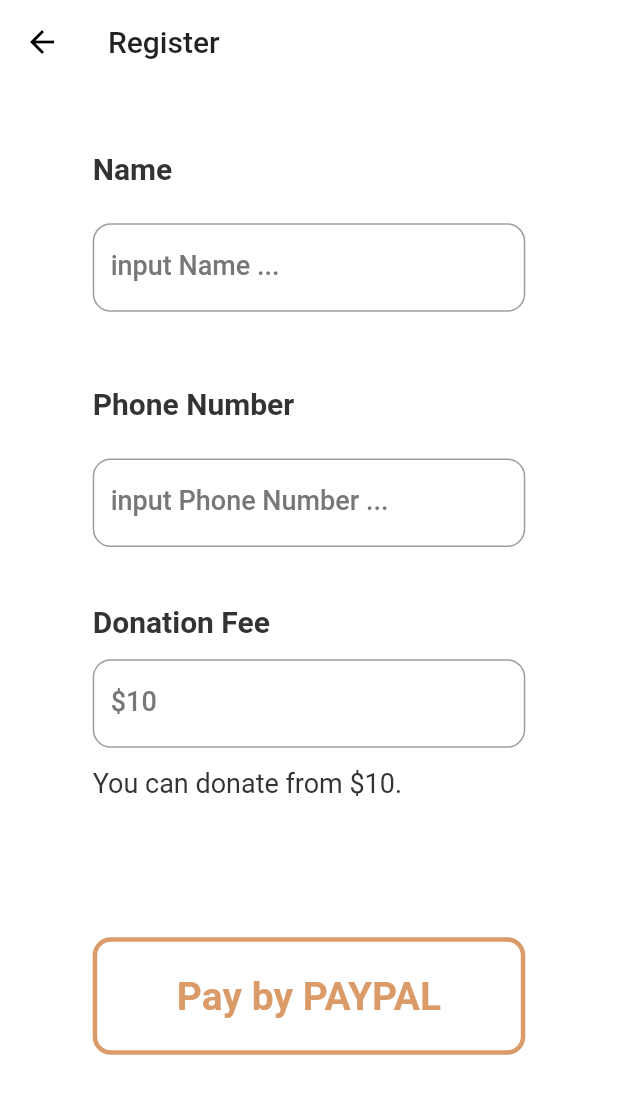
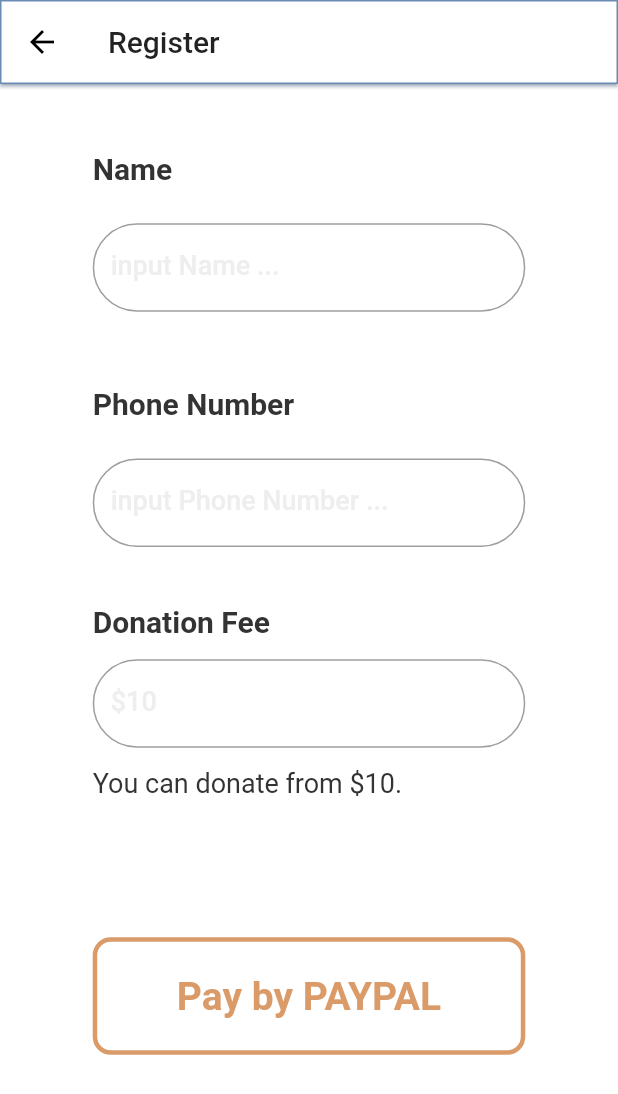
Before and after one commit to seunghwanly/minimarathon, a Flutter app: the screen it shows after launch, after a tap on "Single REGISTER", on a phone screen of 412 x 824 dp. Shown: the top 1094 px of the screen. Run offline on Flutter 3.47's test engine with Material 2 defaults, Android fonts, the phone set to English and light mode, and no system bars; our stand-ins replace firebase_database, flutter_linkify, shared_preferences, webview_flutter; missing offline and left inert: background_location, http_auth, loading_animations; accounts and stored records are empty.

Commit message:
added color

```diff
--- a/minimarathon/lib/component/body/register/single_register.dart
+++ b/minimarathon/lib/component/body/register/single_register.dart
@@ -61,7 +61,7 @@
           height: MediaQuery.of(context).size.height,
           width: MediaQuery.of(context).size.width,
           child: Container(
-            color: white,
+            // color: white,
             padding: EdgeInsets.all(20.0),
             child: Column(
               mainAxisAlignment: MainAxisAlignment.start,
@@ -89,14 +89,14 @@
                             child: TextField(
                               decoration: InputDecoration(
                                 focusedBorder: OutlineInputBorder(
-                                    borderRadius: BorderRadius.circular(12),
-                                    borderSide: BorderSide(color: lightgrey)),
+                                    borderRadius: BorderRadius.circular(30),
+                                    borderSide: BorderSide(color: white)),
                                 border: OutlineInputBorder(
-                                    borderRadius: BorderRadius.circular(12),
-                                    borderSide: BorderSide(color: lightgrey)),
+                                    borderRadius: BorderRadius.circular(30),
+                                    borderSide: BorderSide(color: white)),
                                 labelText: 'input Name ...',
                                 labelStyle: TextStyle(
-                                    color: lightgrey,
+                                    color: lightwhite,
                                     fontSize: 18,
                                     fontWeight: FontWeight.w500),
                               ),
@@ -138,14 +138,14 @@
                               child: TextField(
                                 decoration: InputDecoration(
                                   focusedBorder: OutlineInputBorder(
-                                      borderRadius: BorderRadius.circular(12),
-                                      borderSide: BorderSide(color: lightgrey)),
+                                      borderRadius: BorderRadius.circular(30),
+                                      borderSide: BorderSide(color: white)),
                                   border: OutlineInputBorder(
-                                      borderRadius: BorderRadius.circular(12),
-                                      borderSide: BorderSide(color: lightgrey)),
+                                      borderRadius: BorderRadius.circular(30),
+                                      borderSide: BorderSide(color: white)),
                                   labelText: 'input Phone Number ...',
                                   labelStyle: TextStyle(
-                                      color: lightgrey,
+                                      color: lightwhite,
                                       fontSize: 18,
                                       fontWeight: FontWeight.w500),
                                 ),
@@ -187,14 +187,14 @@
                               child: TextField(
                                 decoration: InputDecoration(
                                   focusedBorder: OutlineInputBorder(
-                                      borderRadius: BorderRadius.circular(12),
-                                      borderSide: BorderSide(color: lightgrey)),
+                                      borderRadius: BorderRadius.circular(30),
+                                      borderSide: BorderSide(color: white)),
                                   border: OutlineInputBorder(
-                                      borderRadius: BorderRadius.circular(12),
-                                      borderSide: BorderSide(color: lightgrey)),
+                                      borderRadius: BorderRadius.circular(30),
+                                      borderSide: BorderSide(color: white)),
                                   labelText: '\$10',
                                   labelStyle: TextStyle(
-                                      color: lightgrey,
+                                      color: lightwhite,
                                       fontSize: 18,
                                       fontWeight: FontWeight.w500),
                                 ),
--- a/minimarathon/lib/component/header/header.dart
+++ b/minimarathon/lib/component/header/header.dart
@@ -11,7 +11,12 @@
     return new Scaffold(
         appBar: new AppBar(
           title: title,
-          elevation: 0.0,
+          elevation: 1.0,
+          shape: RoundedRectangleBorder(side: BorderSide(color: pastelblue)),
+          backgroundColor: white,
+          shadowColor: pastelblue,
+          // textTheme: TextTheme(headline6: TextStyle(color: white, fontSize: MediaQuery.of(context).size.width / 18, fontWeight: FontWeight.w600)),
+
         ),
         body: GestureDetector(
           onTap: () {
--- a/minimarathon/lib/util/palette.dart
+++ b/minimarathon/lib/util/palette.dart
@@ -8,3 +8,7 @@
 const darkgrey = Color.fromRGBO(51, 51, 51, 1.0);
 const mandarin = Color.fromRGBO(234, 85, 23, 1.0);
 const lightwhite = Color.fromRGBO(238, 238, 238, 1.0);
+
+// theme
+
+const pastelblue = Color.fromRGBO(106, 140, 180, 1.0);
```
